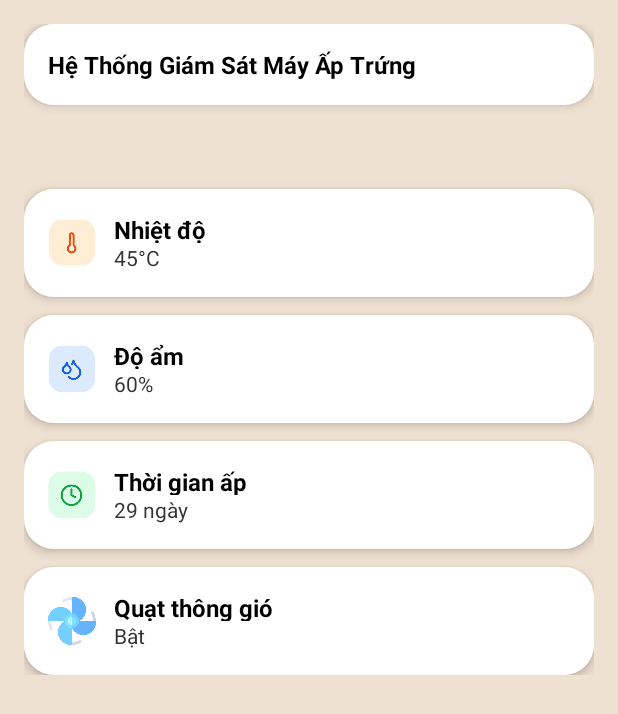
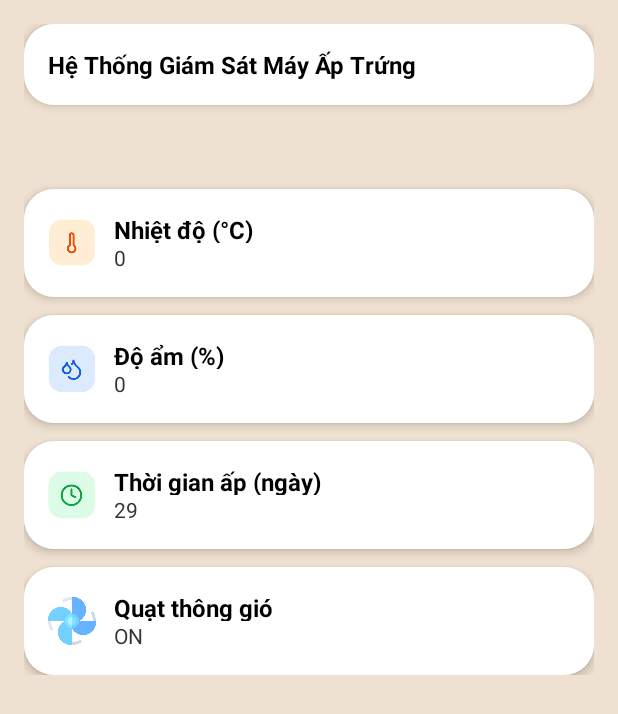
Before and after one commit to thuyhoh/BTL-Android, an Android app: the MonitorActivity screen opened directly, with no data from a screen before it, on a phone screen of 412 x 824 dp. Shown: the top 714 px of the screen. Run offline under Robolectric (Android 15) with nearby library versions, the phone set to English and light mode, and no system bars; our stand-ins replace Firebase (no records; nobody signed in at launch, a user with empty details on screens opened directly).

Commit message:
Thuy complete

```diff
--- a/BTL/app/build.gradle.kts
+++ b/BTL/app/build.gradle.kts
@@ -39,6 +39,7 @@ dependencies {
     implementation(libs.activity)
     implementation(libs.constraintlayout)
     implementation(libs.firebase.auth)
+    implementation(libs.firebase.database)
     testImplementation(libs.junit)
     androidTestImplementation(libs.ext.junit)
     androidTestImplementation(libs.espresso.core)
--- a/BTL/app/src/main/AndroidManifest.xml
+++ b/BTL/app/src/main/AndroidManifest.xml
@@ -18,7 +18,7 @@
         tools:targetApi="31">
 
         <activity
-            android:name=".RegisterActivity"
+            android:name=".MainActivity"
             android:exported="true">
             <intent-filter>
                 <action android:name="android.intent.action.MAIN" />
@@ -30,7 +30,7 @@
         <activity android:name=".ControlActivity" android:exported="false" />
         <activity android:name=".MonitorActivity" android:exported="false" />
         <activity android:name=".NavActivity" android:exported="false" />
-        <activity android:name=".MainActivity" android:exported="false" />
+        <activity android:name=".RegisterActivity" android:exported="false" />
         <activity android:name=".ForgotPasswordActivity" android:exported="false" />
     </application>
 
--- a/BTL/app/src/main/java/com/example/myapplication/MainActivity.java
+++ b/BTL/app/src/main/java/com/example/myapplication/MainActivity.java
@@ -36,8 +36,7 @@ public class MainActivity extends AppCompatActivity implements View.OnClickListe
 
     @Override
     public void onClick(View v) {
-        intent = new Intent(MainActivity.this, RegisterActivity.class);
+        intent = new Intent(MainActivity.this, NavActivity.class);
         startActivity(intent);
-
     }
 }
--- a/BTL/app/src/main/java/com/example/myapplication/MonitorActivity.java
+++ b/BTL/app/src/main/java/com/example/myapplication/MonitorActivity.java
@@ -2,16 +2,28 @@ package com.example.myapplication;
 
 import android.os.Bundle;
 import android.widget.Button;
+import android.widget.TextView;
+import android.widget.Toast;
 
 import androidx.activity.EdgeToEdge;
+import androidx.annotation.NonNull;
 import androidx.appcompat.app.AppCompatActivity;
 import androidx.core.graphics.Insets;
 import androidx.core.view.ViewCompat;
 import androidx.core.view.WindowInsetsCompat;
 
+import com.google.firebase.database.DataSnapshot;
+import com.google.firebase.database.DatabaseError;
+import com.google.firebase.database.FirebaseDatabase;
+import com.google.firebase.database.DatabaseReference;
+import com.google.firebase.database.ValueEventListener;
+
 public class MonitorActivity extends AppCompatActivity {
 
-    private Button button;
+    private TextView lbTemp, lbHumi, lbTime, lbFans;
+
+    FirebaseDatabase firebaseDatabase;
+    DatabaseReference firebaseReference;
 
     @Override
     protected void onCreate(Bundle savedInstanceState) {
@@ -24,6 +36,41 @@ public class MonitorActivity extends AppCompatActivity {
             return insets;
         });
 
+        firebaseDatabase = FirebaseDatabase.getInstance();
+        firebaseReference = firebaseDatabase.getReference("toAND/");
+
+        lbTemp = (TextView) findViewById(R.id.tvTemp);
+        lbHumi = (TextView) findViewById(R.id.tvHumi);
+        lbTime = (TextView) findViewById(R.id.tvTime);
+        lbFans = (TextView) findViewById(R.id.tvFans);
+        GetData();
 
     }
+
+    private void GetData()
+    {
+        firebaseReference.addValueEventListener(new ValueEventListener() {
+            @Override
+            public void onDataChange(@NonNull DataSnapshot snapshot) {
+                toAND result = snapshot.getValue(toAND.class);
+                if(result != null){
+                    lbTemp.setText(Integer.toString(result.Temp));
+                    lbHumi.setText(Integer.toString(result.Humi));
+                    lbTime.setText(Integer.toString(result.Time));
+                    if(result.Fans)
+                    {
+                        lbFans.setText("OFF");
+                    }else{
+                        lbFans.setText("ON");
+                    }
+                }
+            }
+
+            @Override
+            public void onCancelled(@NonNull DatabaseError error) {
+                Toast.makeText(MonitorActivity.this, "Fail to get data.", Toast.LENGTH_SHORT).show();
+            }
+        });
+    }
+
 }
--- a/BTL/app/src/main/res/layout/activity_monitor.xml
+++ b/BTL/app/src/main/res/layout/activity_monitor.xml
@@ -67,15 +67,15 @@
             android:layout_width="wrap_content"
             android:layout_height="wrap_content">
             <TextView
-                android:text="Nhiệt độ"
+                android:text="Nhiệt độ (°C)"
                 android:textSize="16sp"
                 android:textStyle="bold"
                 android:layout_height="20dp"
                 android:layout_width="200dp"
                 android:textColor="#000"/>
             <TextView
-                android:id="@+id/tvTemperature"
-                android:text="45°C"
+                android:id="@+id/tvTemp"
+                android:text="0"
                 android:layout_height="20dp"
                 android:layout_width="200dp"
                 android:textSize="14sp"
@@ -106,7 +106,7 @@
                 android:layout_height="wrap_content">
 
                 <TextView
-                    android:text="Độ ẩm"
+                    android:text="Độ ẩm (%)"
                     android:layout_height="20dp"
                     android:layout_width="200dp"
                     android:textSize="16sp"
@@ -114,8 +114,8 @@
                     android:textColor="#000"/>
 
                 <TextView
-                    android:id="@+id/tvHumidity"
-                    android:text="60%"
+                    android:id="@+id/tvHumi"
+                    android:text="0"
                     android:layout_height="20dp"
                     android:layout_width="200dp"
                     android:textSize="14sp"
@@ -145,7 +145,7 @@
                 android:layout_height="wrap_content">
 
                 <TextView
-                    android:text="Thời gian ấp"
+                    android:text="Thời gian ấp (ngày)"
                     android:layout_height="20dp"
                     android:layout_width="200dp"
                     android:textSize="16sp"
@@ -156,7 +156,7 @@
                     android:id="@+id/tvTime"
                     android:layout_height="20dp"
                     android:layout_width="200dp"
-                    android:text="29 ngày"
+                    android:text="29 "
                     android:textSize="14sp"
                     android:textColor="#333"/>
             </LinearLayout>
@@ -192,10 +192,10 @@
                     android:textColor="#000"/>
 
                 <TextView
-                    android:id="@+id/Fan"
+                    android:id="@+id/tvFans"
                     android:layout_height="20dp"
                     android:layout_width="200dp"
-                    android:text="Bật"
+                    android:text="ON"
                     android:textSize="14sp"
                     android:textColor="#333"/>
             </LinearLayout>
--- a/BTL/gradle/libs.versions.toml
+++ b/BTL/gradle/libs.versions.toml
@@ -8,6 +8,7 @@ material = "1.13.0"
 activity = "1.12.0"
 constraintlayout = "2.2.1"
 firebaseAuth = "24.0.1"
+firebaseDatabase = "22.0.1"
 
 [libraries]
 junit = { group = "junit", name = "junit", version.ref = "junit" }
@@ -18,6 +19,7 @@ material = { group = "com.google.android.material", name = "material", version.r
 activity = { group = "androidx.activity", name = "activity", version.ref = "activity" }
 constraintlayout = { group = "androidx.constraintlayout", name = "constraintlayout", version.ref = "constraintlayout" }
 firebase-auth = { group = "com.google.firebase", name = "firebase-auth", version.ref = "firebaseAuth" }
+firebase-database = { group = "com.google.firebase", name = "firebase-database", version.ref = "firebaseDatabase" }
 
 [plugins]
 android-application = { id = "com.android.application", version.ref = "agp" }
```
Also changed, not shown: BTL/app/src/main/java/com/example/myapplication/toAND.java (added, +23 -0 lines).
